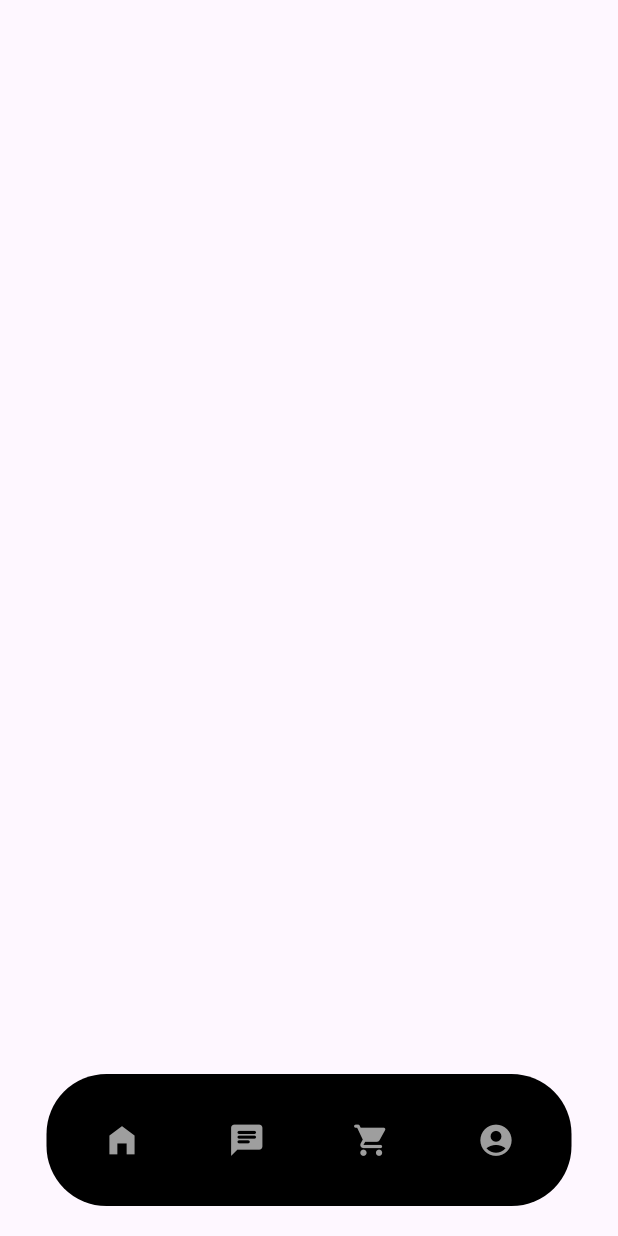
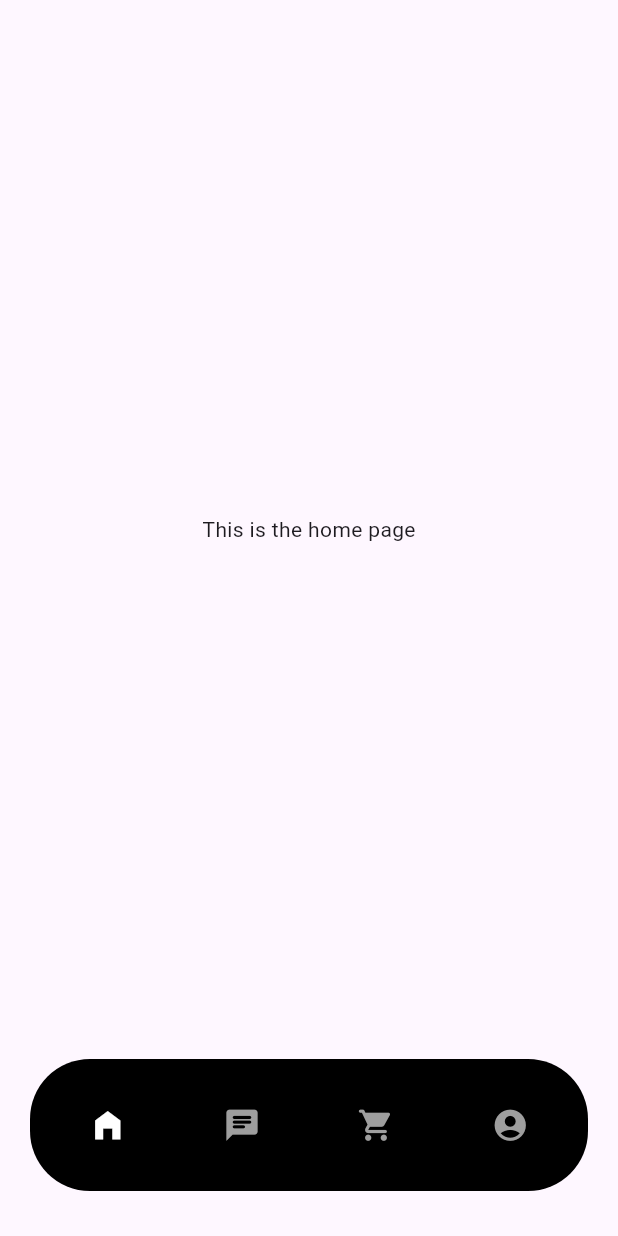
Before and after one commit to Vincent-Baret-974/Food_booking, a Flutter app: the screen it shows after launch, on a phone screen of 412 x 824 dp. Run offline on Flutter 3.47's test engine with Material 3 defaults, Android fonts, the phone set to English and light mode, and no system bars.

Commit message:
feat: change app layout and create logic for pages navigation

```diff
--- a/lib/main.dart
+++ b/lib/main.dart
@@ -1,4 +1,8 @@
 import 'package:flutter/material.dart';
+import 'package:food_book_app/pages/AccountPage.dart';
+import 'package:food_book_app/pages/CartPage.dart';
+import 'package:food_book_app/pages/ChatPage.dart';
+import 'package:food_book_app/pages/HomePage.dart';
 
 void main() {
   runApp(const MyApp());
@@ -11,31 +15,26 @@
   Widget build(BuildContext context) {
     return const MaterialApp(
         debugShowCheckedModeBanner: false,
-      home: Scaffold(
-        body: Stack(
-            children: [
-              BottomTabBar()
-            ],
-        ),
-      )
+        home: AppLayout()
     );
   }
 }
 
-class BottomTabBar extends StatefulWidget {
-  const BottomTabBar({super.key});
+class AppLayout extends StatefulWidget {
+  const AppLayout({super.key});
 
   @override
-  State<BottomTabBar> createState() => _BottomTabBarState();
+  State<AppLayout> createState() => _AppLayoutState();
 }
 
-class _BottomTabBarState extends State<BottomTabBar> {
-  Color homeIconColor = Colors.grey;
+class _AppLayoutState extends State<AppLayout> {
+  Color homeIconColor = Colors.white;
   Color chatIconColor = Colors.grey;
   Color cartIconColor = Colors.grey;
   Color accountIconColor = Colors.grey;
 
-  String selected = "";
+  String selected = "home";
+  Widget currentPage = const HomePage();
 
   void resetColorPreviouslySelectedIcon(String previous) {
     switch (previous) {
@@ -52,12 +51,13 @@
 
   @override
   Widget build(BuildContext context) {
-    return Positioned(
-        bottom: 20,
-        left: 0,
-        right: 0,
-        child: Center(
-          child: Container(
+    return Scaffold(
+        body: Center(
+            child: currentPage
+        ),
+        bottomNavigationBar:
+        Container(
+          margin: const EdgeInsets.fromLTRB(20, 0, 20, 30),
           padding: const EdgeInsets.all(20),
           width: 350,
           decoration: const BoxDecoration(
@@ -73,6 +73,7 @@
                     resetColorPreviouslySelectedIcon(selected);
                     homeIconColor = Colors.white;
                     selected = "home";
+                    currentPage = const HomePage();
                   });
                 },
                 icon: Icon(
@@ -88,6 +89,7 @@
                     resetColorPreviouslySelectedIcon(selected);
                     chatIconColor = Colors.white;
                     selected = "chat";
+                    currentPage = const ChatPage();
                   });
                 },
                 icon: Icon(
@@ -103,6 +105,7 @@
                     resetColorPreviouslySelectedIcon(selected);
                     cartIconColor = Colors.white;
                     selected = "cart";
+                    currentPage = const CartPage();
                   });
                 },
                 icon: Icon(
@@ -118,6 +121,7 @@
                     resetColorPreviouslySelectedIcon(selected);
                     accountIconColor = Colors.white;
                     selected = "account";
+                    currentPage = const AccountPage();
                   });
                 },
                 icon: Icon(
@@ -128,7 +132,6 @@
               ),
             ],
           ),
-          ),
         )
     );
   }
--- /dev/null
+++ b/lib/pages/HomePage.dart
@@ -0,0 +1,11 @@
+import 'package:flutter/material.dart';
+
+class HomePage extends StatelessWidget {
+  const HomePage({super.key});
+
+  @override
+  Widget build(BuildContext context) {
+    return const Text("This is the home page");
+  }
+
+}
```
Also changed, not shown: lib/pages/AccountPage.dart (added, +11 -0 lines), lib/pages/CartPage.dart (added, +11 -0 lines), lib/pages/ChatPage.dart (added, +11 -0 lines). Lines whose indentation alone changed are shown as unchanged.
